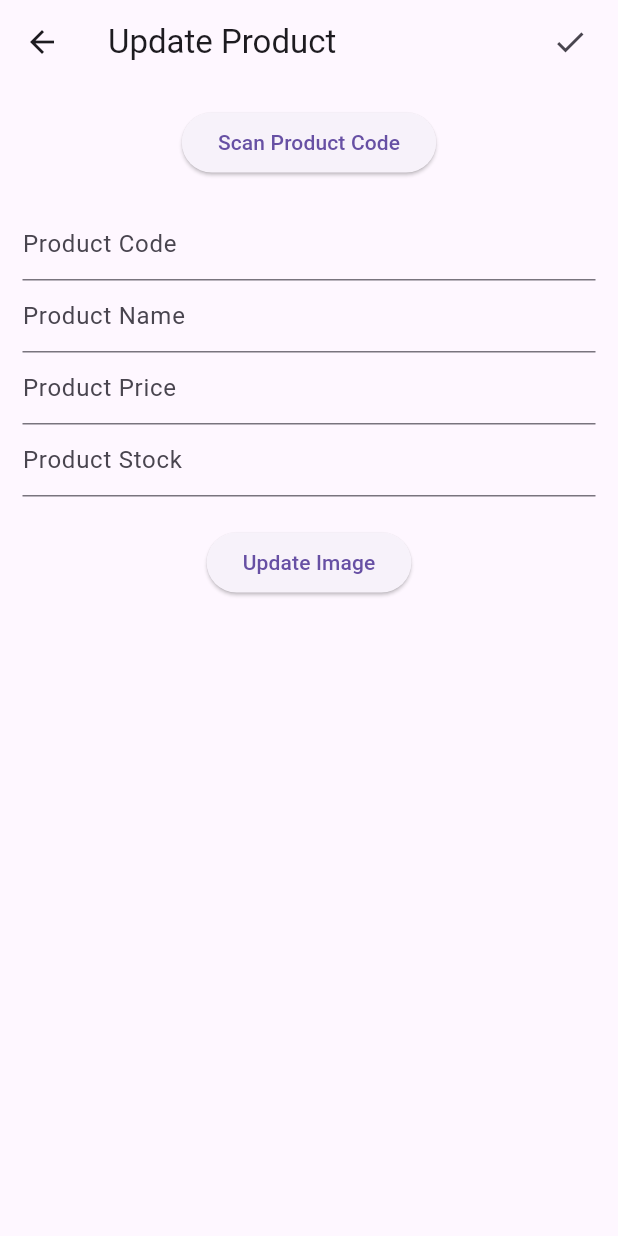
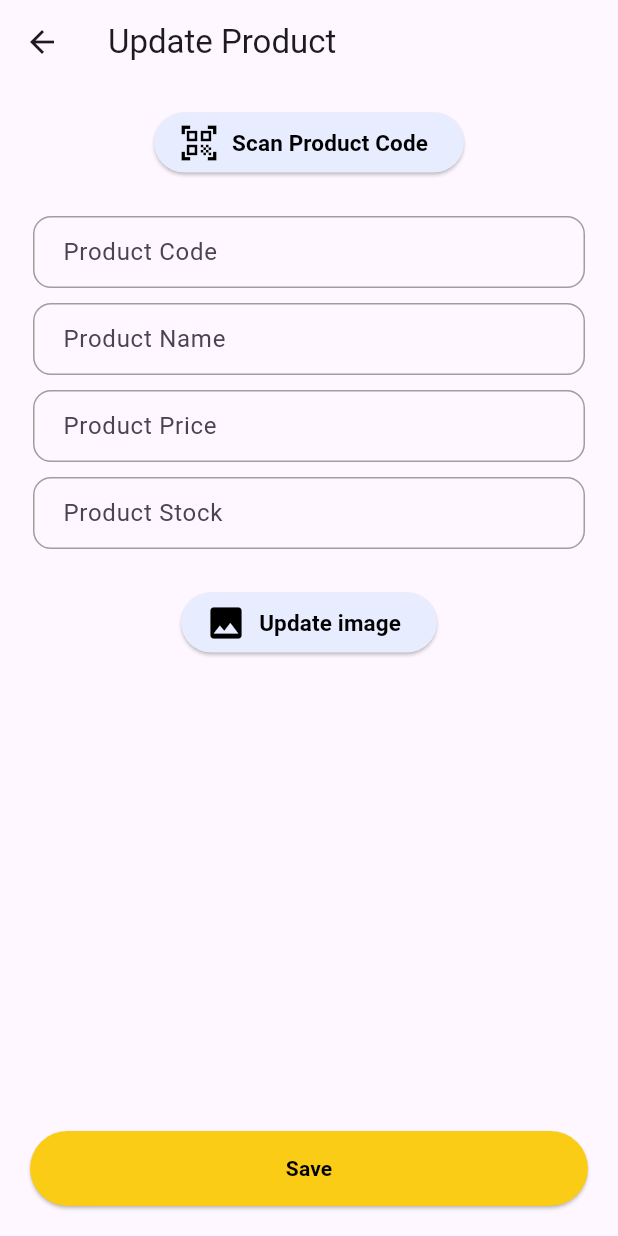
Before and after one commit to rizmulya/cashier_app, a Flutter app: the ProductUpdate screen opened directly, on a phone screen of 412 x 824 dp. Run offline on Flutter 3.47's test engine with Material 3 defaults, Android fonts, the phone set to English and light mode, and no system bars; our stand-ins replace image_picker, sqflite; missing offline and left inert: barcode_scan2; accounts and stored records are empty.

Commit message:
refactor: const and styling

```diff
--- /dev/null
+++ b/lib/View/Components/textfield.dart
@@ -0,0 +1,55 @@
+import 'package:cashier_app/const.dart';
+import 'package:flutter/material.dart';
+
+class InputField extends StatelessWidget {
+  final String hintText;
+  final TextEditingController controller;
+  final String? Function(String?)? validator;
+  final EdgeInsetsGeometry contentPadding;
+  final Color borderColor;
+  final Color focusedBorderColor;
+  final double borderRadius;
+  final TextInputType keyboardType;
+
+  const InputField({
+    super.key,
+    required this.hintText,
+    required this.controller,
+    this.validator,
+    this.contentPadding =
+        const EdgeInsets.symmetric(horizontal: 16.0, vertical: 12.0),
+    this.borderColor = Colors.grey,
+    this.focusedBorderColor = primaryColor,
+    this.borderRadius = 12.0,
+    this.keyboardType = TextInputType.text,
+  });
+
+  @override
+  Widget build(BuildContext context) {
+    return Container(
+      padding: const EdgeInsets.symmetric(horizontal: 7),
+      margin: const EdgeInsets.symmetric(vertical: 5),
+      child: TextFormField(
+        controller: controller,
+        validator: validator,
+        keyboardType: keyboardType,
+        decoration: InputDecoration(
+          hintText: hintText,
+          border: OutlineInputBorder(
+            borderRadius: BorderRadius.circular(borderRadius),
+            borderSide: BorderSide(color: borderColor),
+          ),
+          enabledBorder: OutlineInputBorder(
+            borderRadius: BorderRadius.circular(borderRadius),
+            borderSide: BorderSide(color: borderColor),
+          ),
+          focusedBorder: OutlineInputBorder(
+            borderRadius: BorderRadius.circular(borderRadius),
+            borderSide: BorderSide(color: focusedBorderColor),
+          ),
+          contentPadding: contentPadding,
+        ),
+      ),
+    );
+  }
+}
--- a/lib/View/product_update.dart
+++ b/lib/View/product_update.dart
@@ -1,4 +1,6 @@
 import 'dart:io';
+import 'package:cashier_app/View/Components/textfield.dart';
+import 'package:cashier_app/const.dart';
 import 'package:flutter/material.dart';
 import 'package:cashier_app/Json/product.dart';
 import 'package:cashier_app/Provider/provider_db.dart';
@@ -104,62 +106,73 @@ class _ProductUpdateState extends State<ProductUpdate> {
     return Scaffold(
       appBar: AppBar(
         title: const Text("Update Product"),
-        actions: [
-          Padding(
-            padding: const EdgeInsets.all(8.0),
-            child: IconButton(
-              onPressed: _updateProduct,
-              icon: const Icon(Icons.check),
-            ),
-          )
-        ],
       ),
       body: SingleChildScrollView(
         child: Padding(
           padding: const EdgeInsets.all(15.0),
           child: Column(
             children: [
-              ElevatedButton(
+              ElevatedButton.icon(
                 onPressed: _scanBarcode,
-                child: const Text("Scan Product Code"),
+                icon: const Icon(Icons.qr_code_scanner, size: 28),
+                label: const Text(
+                  "Scan Product Code",
+                  style: TextStyle(fontSize: 15, fontWeight: FontWeight.bold),
+                ),
+                style: ElevatedButton.styleFrom(
+                  backgroundColor: secondaryColor,
+                  foregroundColor: secondaryAccentColor,
+                ),
               ),
               const SizedBox(height: 20),
-              TextFormField(
-                controller: productCode,
-                decoration: const InputDecoration(
-                  hintText: "Product Code",
-                ),
-              ),
-              TextFormField(
-                controller: name,
-                decoration: const InputDecoration(
-                  hintText: "Product Name",
-                ),
-              ),
-              TextFormField(
-                controller: price,
-                decoration: const InputDecoration(
-                  hintText: "Product Price",
-                ),
-                keyboardType: TextInputType.number,
-              ),
-              TextFormField(
-                controller: stock,
-                decoration: const InputDecoration(
-                  hintText: "Product Stock",
-                ),
-                keyboardType: TextInputType.number,
-              ),
+              InputField(hintText: 'Product Code', controller: productCode),
+              InputField(hintText: 'Product Name', controller: name),
+              InputField(
+                  hintText: 'Product Price',
+                  controller: price,
+                  keyboardType: TextInputType.number),
+              InputField(
+                  hintText: 'Product Stock',
+                  controller: stock,
+                  keyboardType: TextInputType.number),
               const SizedBox(height: 20),
               if (_newImage != null)
                 Image.file(_newImage!)
               else if (_oldImagePath != null)
                 Image.file(File(_oldImagePath!)),
-              ElevatedButton(
+              ElevatedButton.icon(
                 onPressed: () => _showImageSourceActionSheet(context),
-                child: const Text("Update Image"),
+                icon: const Icon(Icons.image, size: 28),
+                label: const Text(
+                  "Update image",
+                  style: TextStyle(fontSize: 15, fontWeight: FontWeight.bold),
+                ),
+                style: ElevatedButton.styleFrom(
+                  backgroundColor: secondaryColor,
+                  foregroundColor: secondaryAccentColor,
+                ),
               ),
             ],
+          ),
+        ),
+      ),
+      bottomNavigationBar: Container(
+        width: double.infinity,
+        padding: const EdgeInsets.all(20),
+        child: SizedBox(
+          height: 50.0,
+          child: ElevatedButton(
+            onPressed: _updateProduct,
+            style: ElevatedButton.styleFrom(
+              backgroundColor: primaryColor,
+              foregroundColor: primaryAccentColor,
+            ),
+            child: const Text(
+              "Save",
+              style: TextStyle(
+                fontWeight: FontWeight.bold,
+              ),
+            ),
           ),
         ),
       ),
--- /dev/null
+++ b/lib/const.dart
@@ -0,0 +1,66 @@
+import 'package:flutter/material.dart';
+import 'package:intl/intl.dart';
+
+/*
+ * COLORS
+ */
+const primaryColor = Color(0xfffacc15); // yellow
+// const primaryColor = Colors.blue; // blue
+const primaryAccentColor = Colors.black;
+const secondaryColor =Color(0xffe8ecff);
+const secondaryAccentColor = Colors.black;
+
+
+/*
+ * CURRENCY
+ */
+final currency = NumberFormat.currency(
+  locale: 'id_ID',
+  symbol: 'Rp ',
+  decimalDigits: 0
+);
+// final currency = NumberFormat.currency(
+//   locale: 'en_US',
+//   symbol: '\$',
+//   decimalDigits: 2,
+// );
+
+
+/*
+ * ONBOARDING DATA
+ */
+final List<Map<String, String>> onboardingData = [
+  {
+    'title': 'Kelola Produk dengan Mudah',
+    'subtitle': 'Lacak detail produk, stok, harga, dan foto dengan mudah.',
+    'image': 'assets/onboarding1.png'
+  },
+  {
+    'title': 'Pencarian Cepat dan Pemindaian Barcode',
+    'subtitle': 'Cari dengan cepat dan gunakan pemindaian barcode untuk input dan pembelian yang mudah.',
+    'image': 'assets/onboarding2.png'
+  },
+  {
+    'title': 'Hitung Otomatis dan Perbarui Stok',
+    'subtitle': 'Hitung total secara otomatis dan perbarui stok dengan setiap pembelian.',
+    'image': 'assets/onboarding3.png'
+  },
+  // {
+  //   'title': 'Effortlessly Manage Your Products',
+  //   'subtitle':
+  //       'Track product details, stock, prices, and photos effortlessly.',
+  //   'image': 'assets/onboarding1.png'
+  // },
+  // {
+  //   'title': 'Fast Search and Barcode Scanning',
+  //   'subtitle':
+  //       'Quickly search and use barcode scanning for easy input and purchases.',
+  //   'image': 'assets/onboarding2.png'
+  // },
+  // {
+  //   'title': 'Auto Calculate and Update Stock',
+  //   'subtitle':
+  //       'Automatically calculate totals and update stock with each purchase.',
+  //   'image': 'assets/onboarding3.png'
+  // }
+];
```
Also changed, not shown: lib/View/product_add.dart (+50 -31 lines), lib/View/product_purchase.dart (renamed from lib/View/product_buy.dart, +59 -41 lines), lib/View/product_view.dart (+57 -14 lines), lib/View/splash_screens.dart (+9 -29 lines), assets/preview.png (added), 1 other file.
